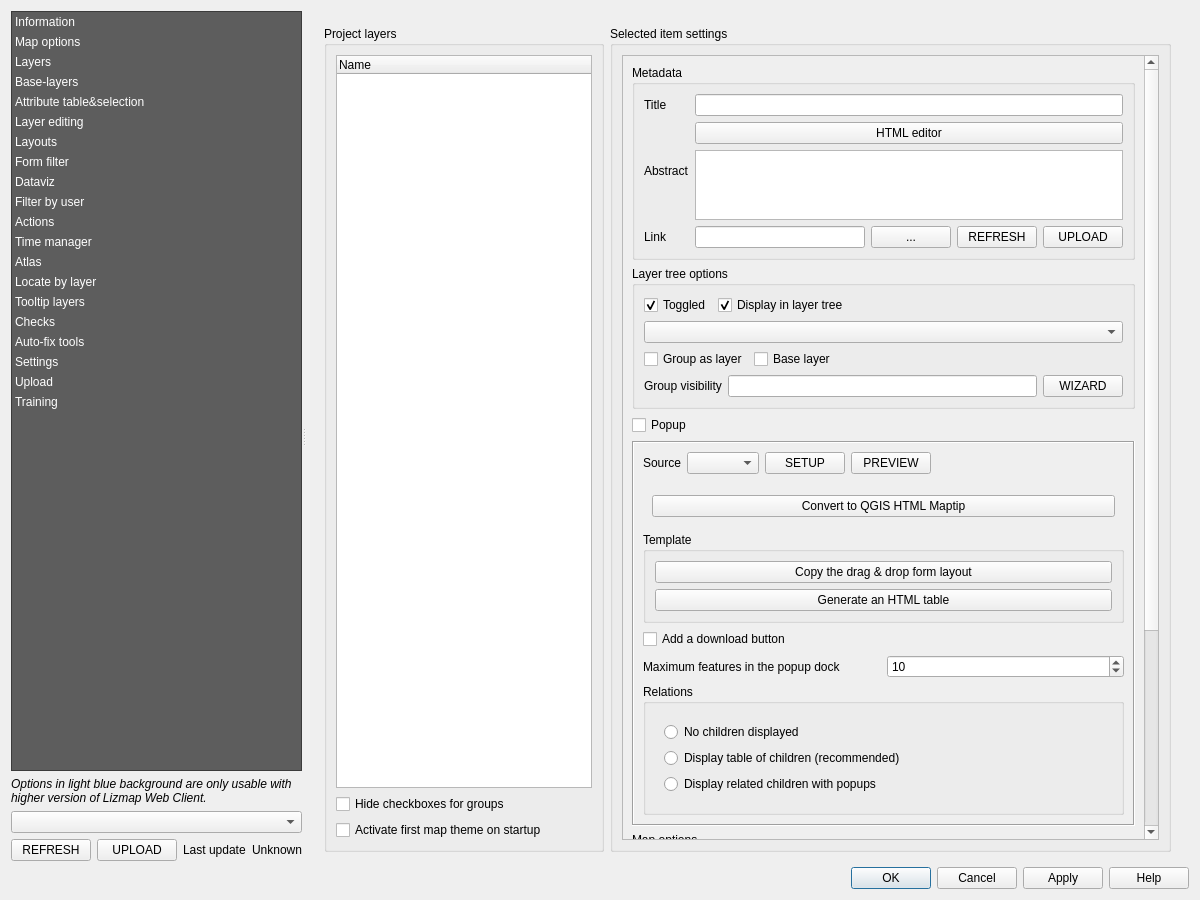
The window that launcher/portable_profile/profiles/portable/python/plugins/lizmap/resources/ui/ui_lizmap.ui (yamamoto-ryuzo/yr-qgis-launcher) describes before a commit, drawn with Qt 5.
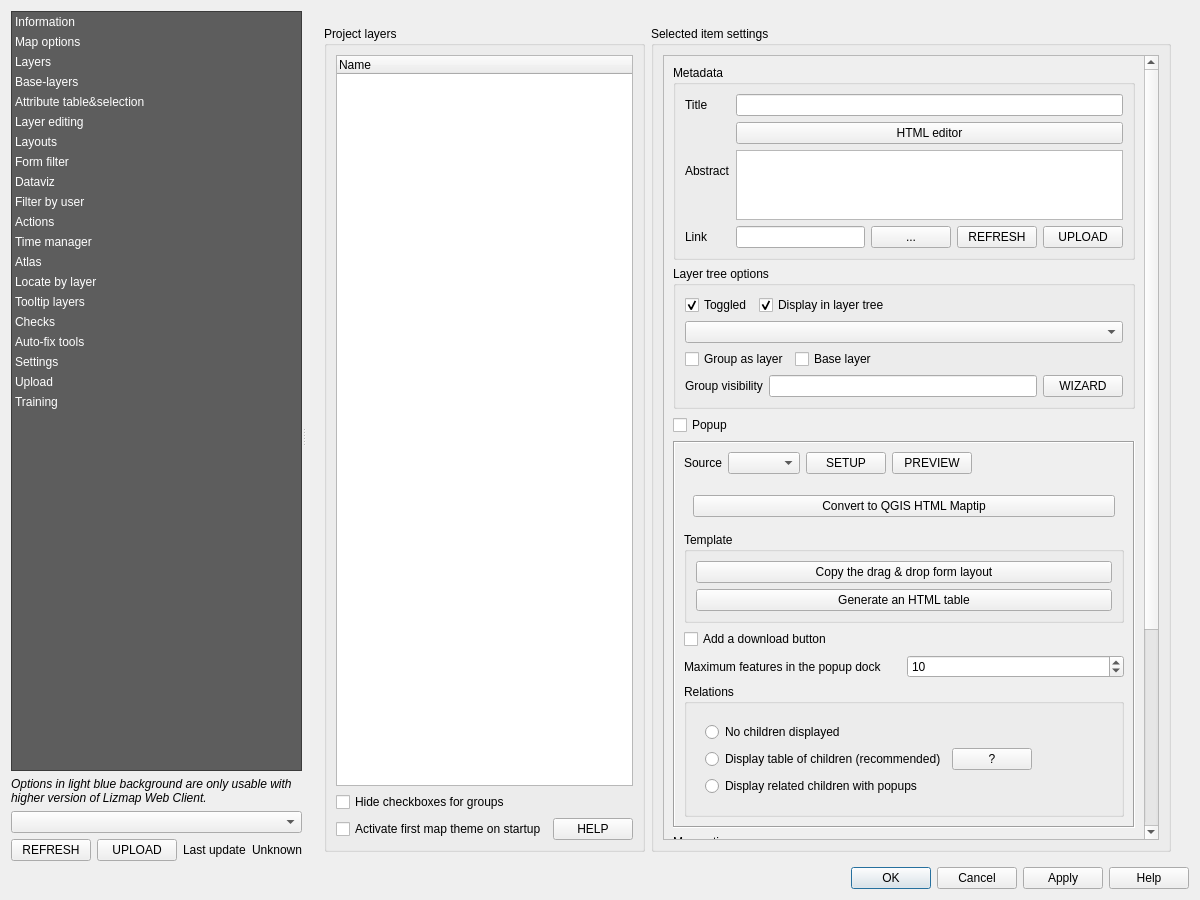
The same window after the commit. The open tabs and pages were chosen to show the change. Custom widgets are drawn as their Qt base class.

```diff
--- a/launcher/portable_profile/profiles/portable/python/plugins/lizmap/resources/ui/ui_lizmap.ui
+++ b/launcher/portable_profile/profiles/portable/python/plugins/lizmap/resources/ui/ui_lizmap.ui
@@ -1517,12 +1517,23 @@
                    </widget>
                   </item>
                   <item row="2" column="0">
+                   <layout class="QHBoxLayout" name="horizontalLayout_36">
+                    <item>
                    <widget class="QCheckBox" name="activate_first_map_theme">
                     <property name="text">
                      <string>Activate first map theme on startup</string>
                     </property>
                    </widget>
                   </item>
+                    <item>
+                     <widget class="QPushButton" name="help_map_theme">
+                      <property name="text">
+                       <string notr="true">HELP</string>
+                      </property>
+                     </widget>
+                    </item>
+                   </layout>
+                  </item>
                  </layout>
                 </widget>
                </item>
@@ -1968,6 +1979,8 @@
                                  </widget>
                                 </item>
                                 <item>
+                                 <layout class="QHBoxLayout" name="horizontalLayout_42">
+                                  <item>
                                  <widget class="QRadioButton" name="children_lizmap_features_table">
                                   <property name="text">
                                    <string>Display table of children (recommended)</string>
@@ -1975,6 +1988,34 @@
                                  </widget>
                                 </item>
                                 <item>
+                                   <widget class="QPushButton" name="help_lizmap_features_table">
+                                    <property name="sizePolicy">
+                                     <sizepolicy hsizetype="Maximum" vsizetype="Fixed">
+                                      <horstretch>0</horstretch>
+                                      <verstretch>0</verstretch>
+                                     </sizepolicy>
+                                    </property>
+                                    <property name="text">
+                                     <string notr="true">?</string>
+                                    </property>
+                                   </widget>
+                                  </item>
+                                  <item>
+                                   <spacer name="horizontalSpacer_8">
+                                    <property name="orientation">
+                                     <enum>Qt::Horizontal</enum>
+                                    </property>
+                                    <property name="sizeHint" stdset="0">
+                                     <size>
+                                      <width>40</width>
+                                      <height>20</height>
+                                     </size>
+                                    </property>
+                                   </spacer>
+                                  </item>
+                                 </layout>
+                                </item>
+                                <item>
                                  <widget class="QRadioButton" name="popup_display_children">
                                   <property name="toolTip">
                                    <string>When checked, Lizmap will show children data under each parent popup. You should activate popup for parent and child layers.</string>
```
Left out of the diff: 4 changed lines with no effect on the pictures. Lines whose indentation alone changed are shown as unchanged.
